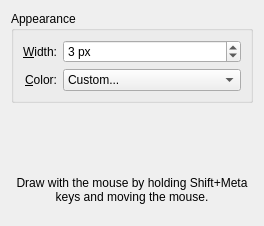
Old version of the form effects/mousemark/mousemark_config.ui in the repository KDE/kwin.
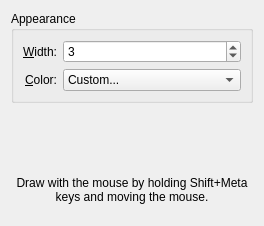
New version of the form. Custom widgets are drawn as their Qt base class.

Commit message: Use KIntSpinBox instead of QSpinBox for better integration with KDE. As a bonus this allows to use plural suffix in spinboxes since KDE 4.3 if necessary.

Diff of the .ui file:
```diff
--- a/effects/mousemark/mousemark_config.ui
+++ b/effects/mousemark/mousemark_config.ui
@@ -37,9 +37,6 @@
           <verstretch>0</verstretch>
          </sizepolicy>
         </property>
-        <property name="suffix" >
-         <string> px</string>
-        </property>
         <property name="minimum" >
          <number>1</number>
         </property>
@@ -281,6 +278,11 @@
    <extends>QComboBox</extends>
    <header>kcolorcombo.h</header>
   </customwidget>
+  <customwidget>
+   <class>KIntSpinBox</class>
+   <extends>QSpinBox</extends>
+   <header>knuminput.h</header>
+  </customwidget>
   <customwidget>
    <class>KWin::GlobalShortcutsEditor</class>
    <extends>QWidget</extends>
```
Left out of the diff: 2 changed lines with no effect on the pictures. The commit also changes 28 other files.
